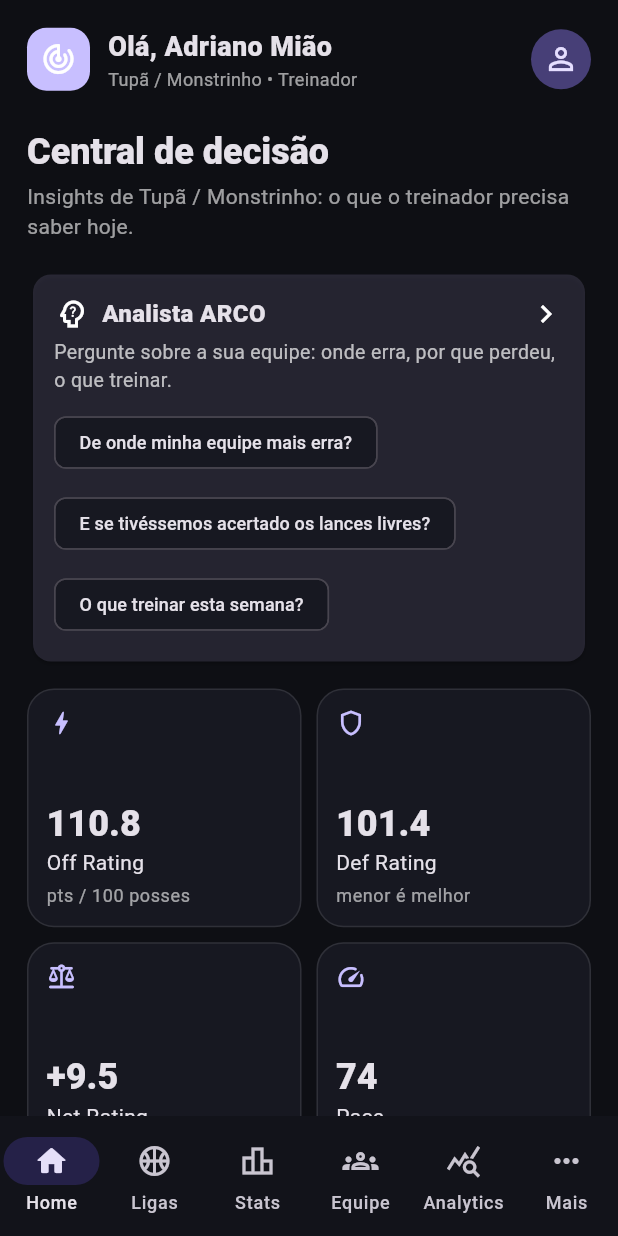
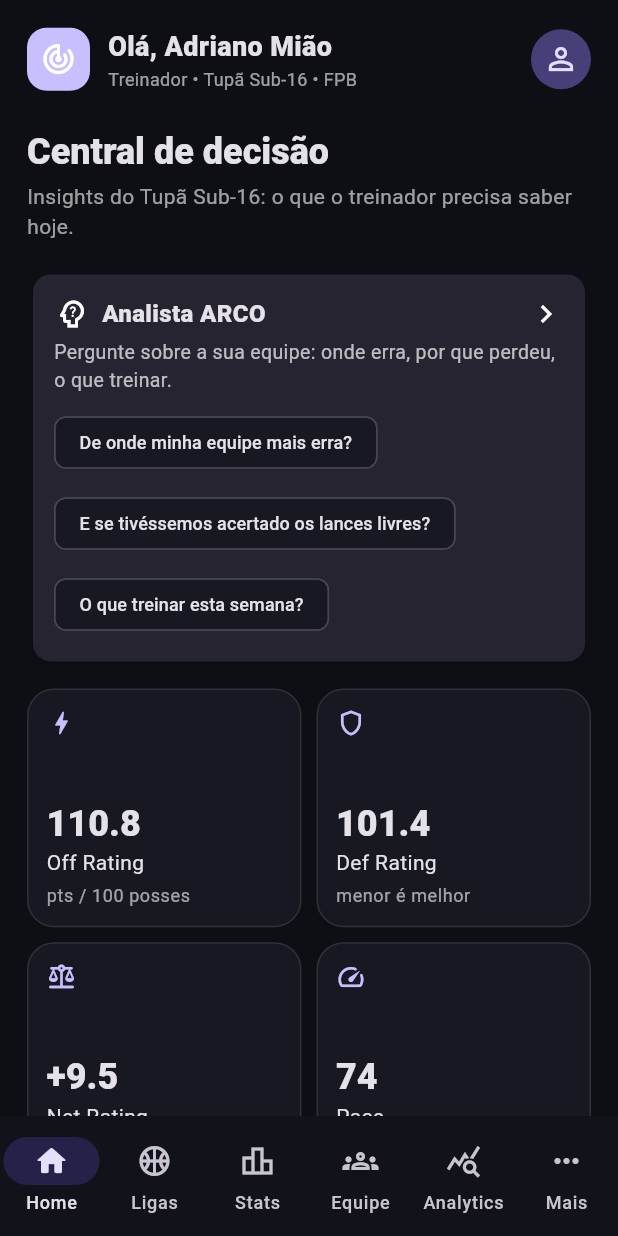
Before and after one commit to sandersoncorreia6-tech/arco-analytics-app, a Flutter app: the screen it shows after launch, after a tap on "Entrar", on a phone screen of 412 x 824 dp. Run offline on Flutter 3.47's test engine with Material 3 defaults, Android fonts, the phone set to English and light mode, and no system bars; our stand-ins replace pdf, printing, share_plus, shared_preferences; network calls fail.

Commit message:
Bind coach Adriano Mião to Tupã Sub-16 (FPB)
My-team games now require the coach's category (SUB 16 M) in addition to
the club name; header, filters and scout team name show the team.

Co-Authored-By: Claude Opus 5.5 <noreply@anthropic.com>
Claude-Session: https://claude.ai/code/session_014ATr39PMzoCLzJqVbbSocW

```diff
--- a/lib/screens/competition_hub_screen.dart
+++ b/lib/screens/competition_hub_screen.dart
@@ -27,7 +27,7 @@ class _CompetitionHubScreenState extends State<CompetitionHubScreen> {
     final filtered = rows.where((g) {
       if (league != 'TODOS' && g.league != league) return false;
       if (category != 'TODAS' && g.competition != category) return false;
-      if (onlyMine && !state.coach.isMyTeam(g.homeTeam) && !state.coach.isMyTeam(g.awayTeam)) return false;
+      if (onlyMine && !state.coach.isMyGame(g)) return false;
       if (onlyLive && !g.isLive) return false;
       if (q.isNotEmpty && !'${g.homeTeam} ${g.awayTeam} ${g.venue}'.toLowerCase().contains(q)) return false;
       return true;
@@ -74,7 +74,7 @@ class _CompetitionHubScreenState extends State<CompetitionHubScreen> {
             items: categories.map((e) => DropdownMenuItem(value: e, child: Text(e))).toList(),
             onChanged: (v) => setState(() => category = v!),
           ),
-          FilterChip(label: Text('Minha equipe (${state.coach.club})'), selected: onlyMine, onSelected: (v) => setState(() => onlyMine = v)),
+          FilterChip(label: Text('Minha equipe (${state.coach.team.isEmpty ? state.coach.club : state.coach.team})'), selected: onlyMine, onSelected: (v) => setState(() => onlyMine = v)),
           FilterChip(label: const Text('Ao vivo'), selected: onlyLive, onSelected: (v) => setState(() => onlyLive = v)),
         ]),
         const SizedBox(height: 10),
--- a/lib/screens/game_detail_screen.dart
+++ b/lib/screens/game_detail_screen.dart
@@ -41,7 +41,7 @@ class GameDetailScreen extends StatelessWidget {
           icon: const Icon(Icons.description_outlined),
           onPressed: () => Navigator.of(context).push(MaterialPageRoute(
             builder: (_) => ReportScreen(
-              report: Reports.postGame(GameAnalysis(ScoutAdapter.toBoxScore(game, teamName: state.coach.club, roster: state.players), 1)),
+              report: Reports.postGame(GameAnalysis(ScoutAdapter.toBoxScore(game, teamName: state.coach.team.isEmpty ? state.coach.club : state.coach.team, roster: state.players), 1)),
             ),
           )),
         ),
@@ -61,7 +61,7 @@ class GameDetailScreen extends StatelessWidget {
           FilledButton.tonalIcon(
             onPressed: () => Navigator.of(context).push(MaterialPageRoute(
               builder: (_) => ReportScreen(
-                report: Reports.postGame(GameAnalysis(ScoutAdapter.toBoxScore(game, teamName: state.coach.club, roster: state.players), 1)),
+                report: Reports.postGame(GameAnalysis(ScoutAdapter.toBoxScore(game, teamName: state.coach.team.isEmpty ? state.coach.club : state.coach.team, roster: state.players), 1)),
               ),
             )),
             icon: const Icon(Icons.psychology_alt_outlined),
--- a/lib/screens/home_screen.dart
+++ b/lib/screens/home_screen.dart
@@ -46,7 +46,7 @@ class HomeScreen extends StatelessWidget {
             Expanded(
                 child: Column(crossAxisAlignment: CrossAxisAlignment.start, children: [
               Text('Olá, ${state.coach.name}', style: const TextStyle(fontWeight: FontWeight.w800, fontSize: 18)),
-              Text('${state.coach.club} • ${state.coach.role}', style: const TextStyle(color: Colors.white60, fontSize: 12))
+              Text('${state.coach.role} • ${state.coach.teamLabel}', style: const TextStyle(color: Colors.white60, fontSize: 12))
             ])),
             const CircleAvatar(child: Icon(Icons.person_outline)),
           ],
@@ -66,7 +66,7 @@ class HomeScreen extends StatelessWidget {
         const SizedBox(height: 24),
         Text('Central de decisão', style: Theme.of(context).textTheme.headlineSmall?.copyWith(fontWeight: FontWeight.w800)),
         const SizedBox(height: 4),
-        Text('Insights de ${state.coach.club}: o que o treinador precisa saber hoje.', style: const TextStyle(color: Colors.white60)),
+        Text('Insights do ${state.coach.team.isEmpty ? state.coach.club : state.coach.team}: o que o treinador precisa saber hoje.', style: const TextStyle(color: Colors.white60)),
         const SizedBox(height: 18),
         Card(
           color: Theme.of(context).colorScheme.primary.withValues(alpha: .14),
@@ -138,7 +138,7 @@ class HomeScreen extends StatelessWidget {
                   Text(
                     state.statsSyncing
                         ? 'Importando estatísticas da FPB/LBC...'
-                        : 'Ainda não há estatísticas de ${state.coach.club} importadas. Importe um jogo pelo link da aba Estatística/Online do site.',
+                        : 'Ainda não há estatísticas do ${state.coach.team.isEmpty ? state.coach.club : state.coach.team} importadas. Importe um jogo pelo link da aba Estatística/Online do site.',
                     style: const TextStyle(color: Colors.white70),
                   ),
                   const SizedBox(height: 8),
--- a/lib/screens/more_screen.dart
+++ b/lib/screens/more_screen.dart
@@ -23,7 +23,7 @@ class MoreScreen extends StatelessWidget {
         Card(child: ListTile(
           leading: const CircleAvatar(child: Icon(Icons.person)),
           title: Text(state.coach.name, style: const TextStyle(fontWeight: FontWeight.w800)),
-          subtitle: Text('${state.coach.role} • ${state.coach.club}\n${state.coach.city}'),
+          subtitle: Text('${state.coach.role} • ${state.coach.teamLabel}\n${state.coach.club} • ${state.coach.city}'),
           isThreeLine: true,
         )),
         const SizedBox(height: 10),
--- a/lib/state/app_state.dart
+++ b/lib/state/app_state.dart
@@ -176,7 +176,7 @@ class AppState extends ChangeNotifier with WidgetsBindingObserver {
   List<GameBoxScore> get analysisGames {
     final scouted = [
       for (final g in games)
-        if (g.events.isNotEmpty) ScoutAdapter.toBoxScore(g, teamName: coach.club, roster: players),
+        if (g.events.isNotEmpty) ScoutAdapter.toBoxScore(g, teamName: coach.team.isEmpty ? coach.club : coach.team, roster: players),
     ];
     final online = boxScores.values.toList()..sort((a, b) => a.matchId.compareTo(b.matchId));
     return [...online, ...scouted]..sort((a, b) => a.fetchedAt.compareTo(b.fetchedAt));
@@ -330,7 +330,7 @@ class AppState extends ChangeNotifier with WidgetsBindingObserver {
 
   /// Jogos da equipe do treinador logado (sem diferenciar acentos).
   List<LeagueGame> myTeamGames(LeagueFeed feed) =>
-      feed.games.where((g) => coach.isMyTeam(g.homeTeam) || coach.isMyTeam(g.awayTeam)).toList();
+      feed.games.where(coach.isMyGame).toList();
 
   void _restoreFeed(SharedPreferences prefs, LeagueFeed feed) {
     final synced = prefs.getString(feed.syncKey);
--- a/lib/widgets/league_widgets.dart
+++ b/lib/widgets/league_widgets.dart
@@ -128,12 +128,12 @@ class LeagueGameTile extends StatelessWidget {
   @override
   Widget build(BuildContext context) {
     final state = AppScope.of(context);
-    final mine = state.coach.isMyTeam(game.homeTeam) || state.coach.isMyTeam(game.awayTeam);
+    final mine = state.coach.isMyGame(game);
     final hasVideo = state.videoLinks.containsKey(game.id);
     final statusColor = game.isLive ? Colors.redAccent : (game.isFinal ? Colors.white60 : Colors.lightBlueAccent);
     TextStyle team(String name) => TextStyle(
           fontWeight: FontWeight.w800,
-          color: state.coach.isMyTeam(name) ? Theme.of(context).colorScheme.primary : null,
+          color: mine && state.coach.isMyTeam(name) ? Theme.of(context).colorScheme.primary : null,
         );
 
     return Card(
```
Also changed, not shown: lib/models/coach_profile.dart (+34 -1 lines), 2 other files.
